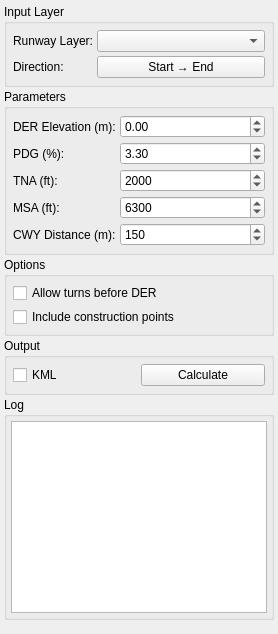
Above: Q_Pansopy/ui/departures/qpansopy_omnidirectional_dockwidget.ui from FLYGHT7/qpansopy before the change. Below: the same form after it.
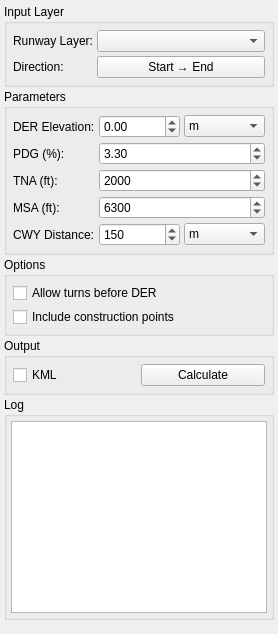
That is the form after the change. Custom widgets are drawn as their Qt base class.

Commit message: Add unit selectors for DER Elevation and CWY Distance in OMNI SID tool

The edit to the form file:
```diff
--- a/Q_Pansopy/ui/departures/qpansopy_omnidirectional_dockwidget.ui
+++ b/Q_Pansopy/ui/departures/qpansopy_omnidirectional_dockwidget.ui
@@ -91,17 +91,19 @@
        <item row="0" column="0">
         <widget class="QLabel" name="derElevationLabel">
          <property name="text">
-          <string>DER Elevation (m):</string>
+          <string>DER Elevation:</string>
          </property>
         </widget>
        </item>
        <item row="0" column="1">
+        <layout class="QHBoxLayout" name="derElevationLayout">
+         <item>
         <widget class="QDoubleSpinBox" name="derElevationSpinBox">
          <property name="minimum">
           <double>-500.000000000000000</double>
          </property>
          <property name="maximum">
-          <double>5000.000000000000000</double>
+            <double>20000.000000000000000</double>
          </property>
          <property name="singleStep">
           <double>1.000000000000000</double>
@@ -111,6 +113,25 @@
          </property>
         </widget>
        </item>
+         <item>
+          <widget class="QComboBox" name="derElevationUnitCombo">
+           <property name="maximumWidth">
+            <number>55</number>
+           </property>
+           <item>
+            <property name="text">
+             <string>m</string>
+            </property>
+           </item>
+           <item>
+            <property name="text">
+             <string>ft</string>
+            </property>
+           </item>
+          </widget>
+         </item>
+        </layout>
+       </item>
        <item row="1" column="0">
         <widget class="QLabel" name="pdgLabel">
          <property name="text">
@@ -186,11 +207,13 @@
        <item row="4" column="0">
         <widget class="QLabel" name="cwyDistanceLabel">
          <property name="text">
-          <string>CWY Distance (m):</string>
+          <string>CWY Distance:</string>
          </property>
         </widget>
        </item>
        <item row="4" column="1">
+        <layout class="QHBoxLayout" name="cwyDistanceLayout">
+         <item>
         <widget class="QSpinBox" name="cwyDistanceSpinBox">
          <property name="minimum">
           <number>0</number>
@@ -205,6 +228,25 @@
           <number>150</number>
          </property>
         </widget>
+         </item>
+         <item>
+          <widget class="QComboBox" name="cwyDistanceUnitCombo">
+           <property name="maximumWidth">
+            <number>55</number>
+           </property>
+           <item>
+            <property name="text">
+             <string>m</string>
+            </property>
+           </item>
+           <item>
+            <property name="text">
+             <string>ft</string>
+            </property>
+           </item>
+          </widget>
+         </item>
+        </layout>
        </item>
       </layout>
      </widget>
```
Left out of the diff: 15 changed lines with no effect on the pictures. Lines whose indentation alone changed are shown as unchanged. The commit also changes 3 other files.
